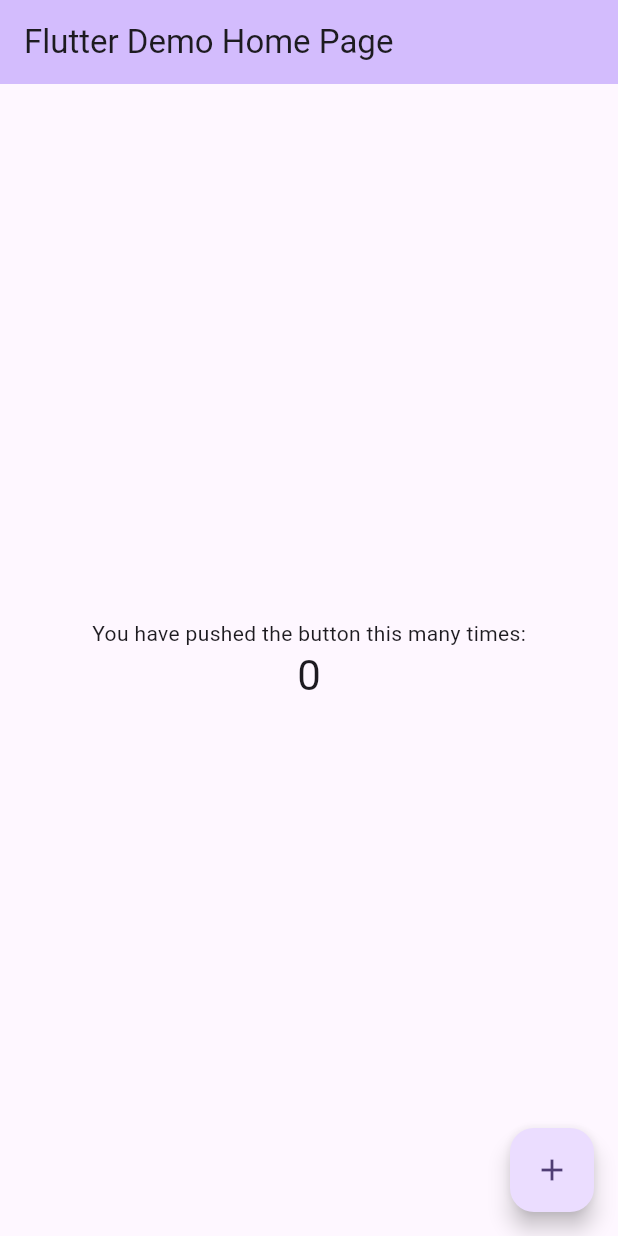
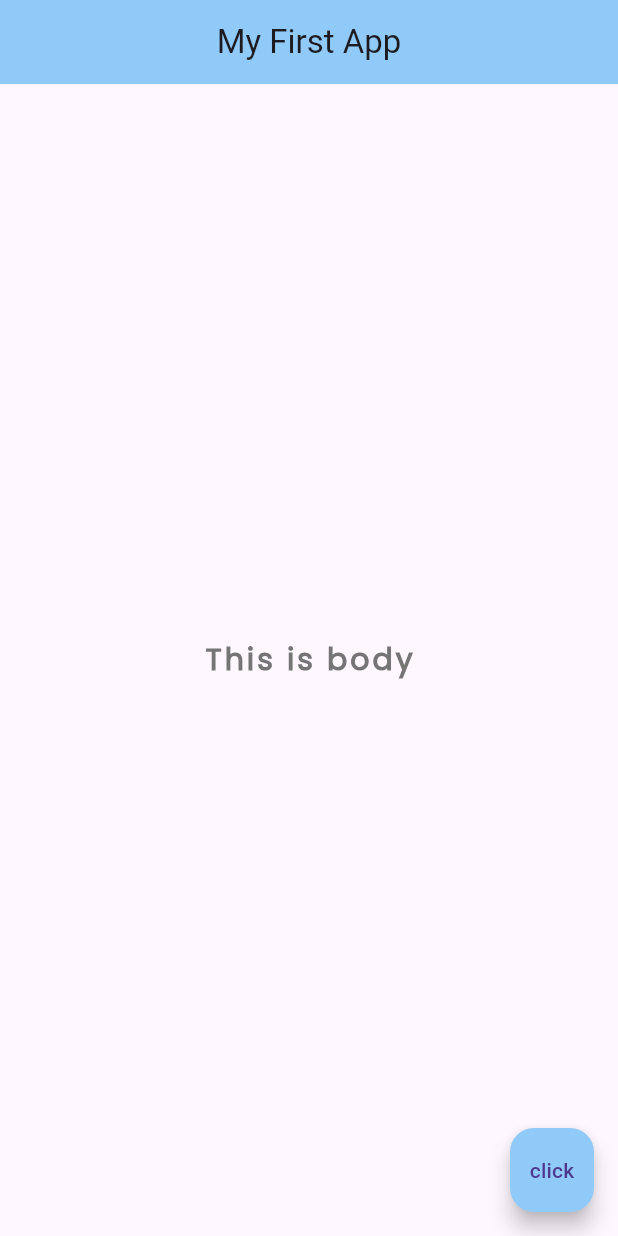
Before and after one commit to ainunns/learn_flutter, a Flutter app: the screen it shows after launch, on a phone screen of 412 x 824 dp. Run offline on Flutter 3.47's test engine with Material 3 defaults, Android fonts, the phone set to English and light mode, and no system bars.

Commit message:
feat: add new scaffold, colors, and font

```diff
--- a/lib/main.dart
+++ b/lib/main.dart
@@ -1,122 +1,30 @@
 import 'package:flutter/material.dart';
 
 void main() {
-  runApp(const MyApp());
-}
-
-class MyApp extends StatelessWidget {
-  const MyApp({super.key});
-
-  // This widget is the root of your application.
-  @override
-  Widget build(BuildContext context) {
-    return MaterialApp(
-      title: 'Flutter Demo',
-      theme: ThemeData(
-        // This is the theme of your application.
-        //
-        // TRY THIS: Try running your application with "flutter run". You'll see
-        // the application has a purple toolbar. Then, without quitting the app,
-        // try changing the seedColor in the colorScheme below to Colors.green
-        // and then invoke "hot reload" (save your changes or press the "hot
-        // reload" button in a Flutter-supported IDE, or press "r" if you used
-        // the command line to start the app).
-        //
-        // Notice that the counter didn't reset back to zero; the application
-        // state is not lost during the reload. To reset the state, use hot
-        // restart instead.
-        //
-        // This works for code too, not just values: Most code changes can be
-        // tested with just a hot reload.
-        colorScheme: ColorScheme.fromSeed(seedColor: Colors.deepPurple),
-      ),
-      home: const MyHomePage(title: 'Flutter Demo Home Page'),
-    );
-  }
-}
-
-class MyHomePage extends StatefulWidget {
-  const MyHomePage({super.key, required this.title});
-
-  // This widget is the home page of your application. It is stateful, meaning
-  // that it has a State object (defined below) that contains fields that affect
-  // how it looks.
-
-  // This class is the configuration for the state. It holds the values (in this
-  // case the title) provided by the parent (in this case the App widget) and
-  // used by the build method of the State. Fields in a Widget subclass are
-  // always marked "final".
-
-  final String title;
-
-  @override
-  State<MyHomePage> createState() => _MyHomePageState();
-}
-
-class _MyHomePageState extends State<MyHomePage> {
-  int _counter = 0;
-
-  void _incrementCounter() {
-    setState(() {
-      // This call to setState tells the Flutter framework that something has
-      // changed in this State, which causes it to rerun the build method below
-      // so that the display can reflect the updated values. If we changed
-      // _counter without calling setState(), then the build method would not be
-      // called again, and so nothing would appear to happen.
-      _counter++;
-    });
-  }
-
-  @override
-  Widget build(BuildContext context) {
-    // This method is rerun every time setState is called, for instance as done
-    // by the _incrementCounter method above.
-    //
-    // The Flutter framework has been optimized to make rerunning build methods
-    // fast, so that you can just rebuild anything that needs updating rather
-    // than having to individually change instances of widgets.
-    return Scaffold(
+  runApp(MaterialApp(
+    home: Scaffold(
       appBar: AppBar(
-        // TRY THIS: Try changing the color here to a specific color (to
-        // Colors.amber, perhaps?) and trigger a hot reload to see the AppBar
-        // change color while the other colors stay the same.
-        backgroundColor: Theme.of(context).colorScheme.inversePrimary,
-        // Here we take the value from the MyHomePage object that was created by
-        // the App.build method, and use it to set our appbar title.
-        title: Text(widget.title),
+        title: const Text('My First App'),
+        centerTitle: true,
+        backgroundColor: Colors.blue[200],
       ),
       body: Center(
-        // Center is a layout widget. It takes a single child and positions it
-        // in the middle of the parent.
-        child: Column(
-          // Column is also a layout widget. It takes a list of children and
-          // arranges them vertically. By default, it sizes itself to fit its
-          // children horizontally, and tries to be as tall as its parent.
-          //
-          // Column has various properties to control how it sizes itself and
-          // how it positions its children. Here we use mainAxisAlignment to
-          // center the children vertically; the main axis here is the vertical
-          // axis because Columns are vertical (the cross axis would be
-          // horizontal).
-          //
-          // TRY THIS: Invoke "debug painting" (choose the "Toggle Debug Paint"
-          // action in the IDE, or press "p" in the console), to see the
-          // wireframe for each widget.
-          mainAxisAlignment: MainAxisAlignment.center,
-          children: <Widget>[
-            const Text('You have pushed the button this many times:'),
-            Text(
-              '$_counter',
-              style: Theme.of(context).textTheme.headlineMedium,
-            ),
-          ],
+        child: Text(
+          "This is body",
+          style: TextStyle(
+              fontSize: 20.0,
+              fontWeight: FontWeight.bold,
+              letterSpacing: 2.0,
+              color: Colors.grey[600],
+              fontFamily: 'Poppins'
+          ),
         ),
       ),
       floatingActionButton: FloatingActionButton(
-        onPressed: _incrementCounter,
-        tooltip: 'Increment',
-        child: const Icon(Icons.add),
-      ), // This trailing comma makes auto-formatting nicer for build methods.
-    );
-  }
+        onPressed: () { },
+        backgroundColor: Colors.blue[200],
+        child: const Text('click'),
+      ),
+    ),
+  ));
 }
```
Also changed, not shown: pubspec.yaml (+11 -6 lines), fonts/Poppins-Regular.ttf (added).
